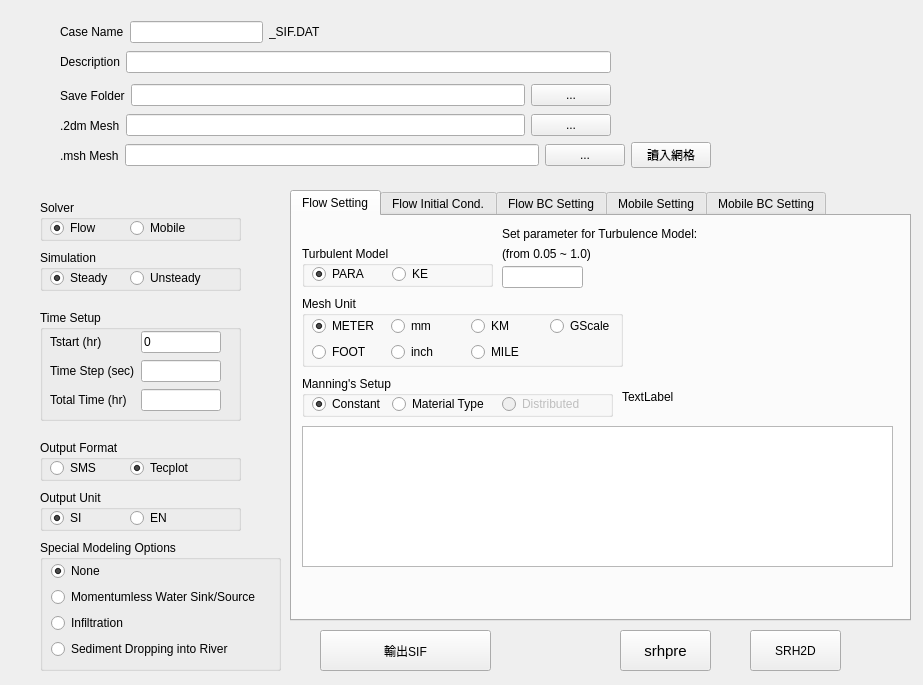
Above: srhpre.ui from sythenA/MeshBuilder before the change. Below: the same form after it.
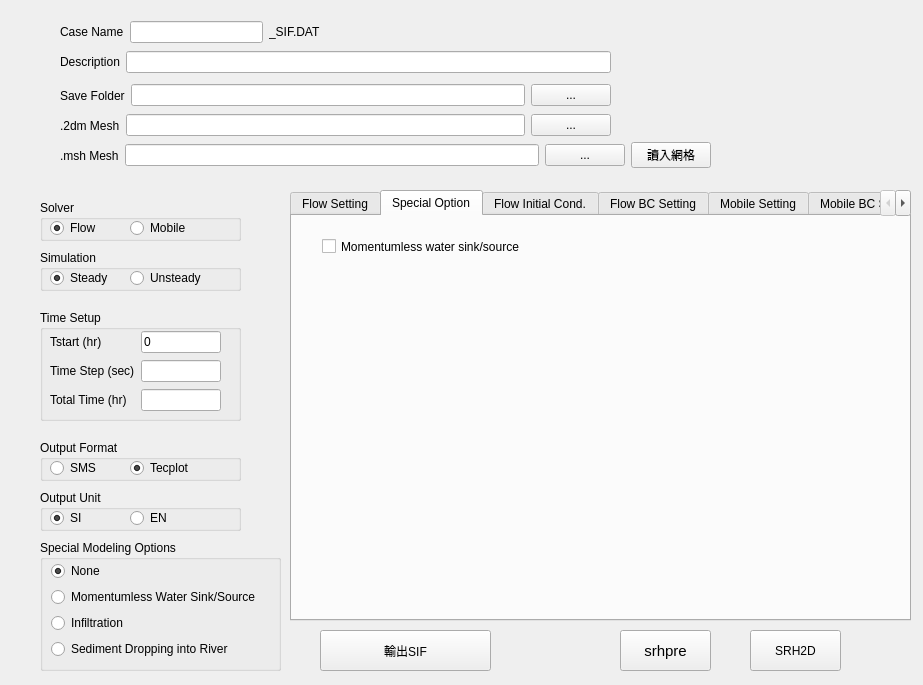
That is the form after the change.

Patch:
```diff
--- a/srhpre.ui
+++ b/srhpre.ui
@@ -378,7 +378,7 @@
     </rect>
    </property>
    <property name="currentIndex">
-    <number>0</number>
+    <number>1</number>
    </property>
    <widget class="QWidget" name="tabFlowSetting">
     <attribute name="title">
@@ -611,9 +611,9 @@
      <property name="geometry">
       <rect>
        <x>330</x>
-       <y>160</y>
+       <y>150</y>
        <width>261</width>
-       <height>41</height>
+       <height>51</height>
       </rect>
      </property>
      <property name="text">
@@ -621,6 +621,37 @@
      </property>
     </widget>
    </widget>
+   <widget class="QWidget" name="tab_2">
+    <attribute name="title">
+     <string>Special Option</string>
+    </attribute>
+    <widget class="QCheckBox" name="checkBox">
+     <property name="geometry">
+      <rect>
+       <x>-580</x>
+       <y>-200</y>
+       <width>85</width>
+       <height>19</height>
+      </rect>
+     </property>
+     <property name="text">
+      <string>CheckBox</string>
+     </property>
+    </widget>
+    <widget class="QCheckBox" name="checkBox_2">
+     <property name="geometry">
+      <rect>
+       <x>30</x>
+       <y>20</y>
+       <width>221</width>
+       <height>21</height>
+      </rect>
+     </property>
+     <property name="text">
+      <string>Momentumless water sink/source</string>
+     </property>
+    </widget>
+   </widget>
    <widget class="QWidget" name="tab">
     <attribute name="title">
      <string>Flow Initial Cond.</string>
```
